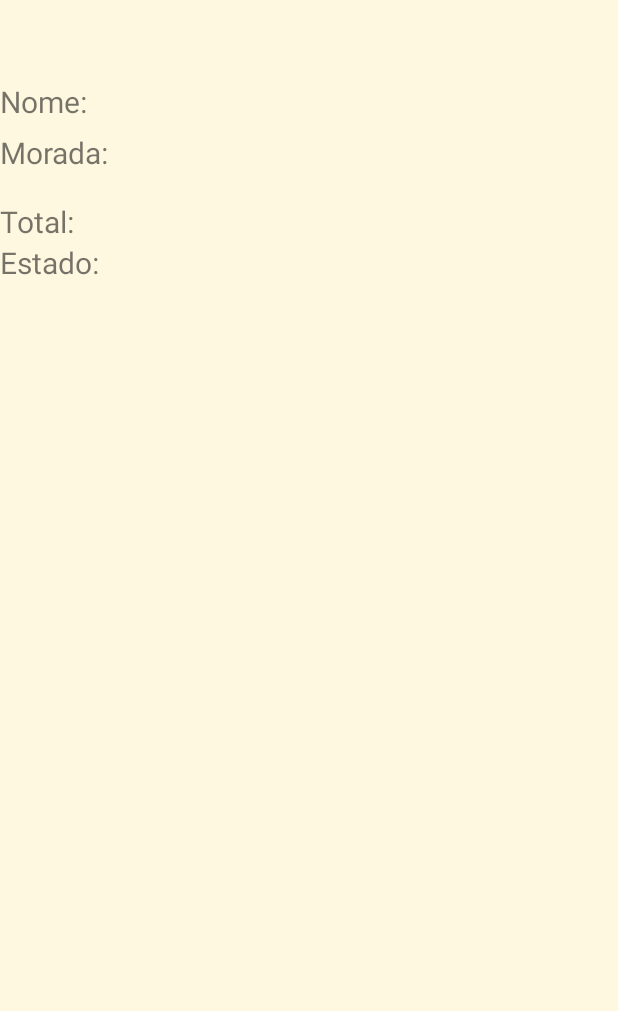
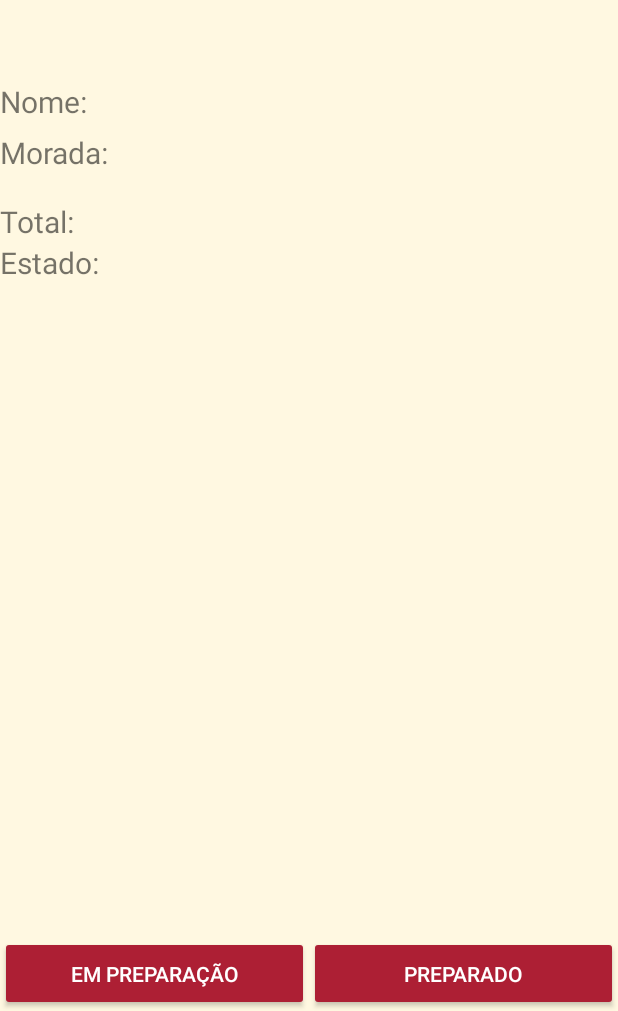
Before and after one commit to tqs18-g205/android-client, an Android app: the OrderDetail screen opened directly, with no data from a screen before it, on a phone screen of 412 x 824 dp, the part 225-1236 px from its top. Run offline under Robolectric (Android 15) with nearby library versions, the phone set to English and light mode, and no system bars; our stand-ins replace Volley; network calls fail.

Commit message:
Added state changes

```diff
--- a/app/src/main/java/ua/pt/restaurantclient/OrderDetail.java
+++ b/app/src/main/java/ua/pt/restaurantclient/OrderDetail.java
@@ -7,22 +7,29 @@ import android.support.v7.widget.DividerItemDecoration;
 import android.support.v7.widget.LinearLayoutManager;
 import android.support.v7.widget.RecyclerView;
 import android.util.Log;
+import android.view.View;
+import android.widget.Button;
 import android.widget.TextView;
 
+import com.android.volley.AuthFailureError;
 import com.android.volley.Request;
 import com.android.volley.RequestQueue;
 import com.android.volley.Response;
 import com.android.volley.VolleyError;
+import com.android.volley.toolbox.JsonObjectRequest;
 import com.android.volley.toolbox.StringRequest;
 import com.android.volley.toolbox.Volley;
 import com.google.gson.Gson;
 import com.google.gson.GsonBuilder;
 
+import org.json.JSONObject;
 import org.w3c.dom.Text;
 
 import java.util.ArrayList;
 import java.util.Arrays;
+import java.util.HashMap;
 import java.util.List;
+import java.util.Map;
 
 import ua.pt.restaurantclient.adapter.EncomendaAdapter;
 import ua.pt.restaurantclient.adapter.PratosAdapter;
@@ -34,6 +41,7 @@ import ua.pt.restaurantclient.model.Pratos;
 public class OrderDetail extends AppCompatActivity {
 
     private static final String ENDPOINT = "https://tqsnutri.herokuapp.com/api/restaurantes/1/encomendas/";
+
     private RequestQueue requestQueue;
     private Gson gson;
     private DetalhesEncomenda encomenda;
@@ -47,6 +55,9 @@ public class OrderDetail extends AppCompatActivity {
 
 
     private TextView nome, morada, total, estado;
+    private Button preparacao, preparado;
+
+    private String orderID;
 
     @Override
     protected void onCreate(Bundle savedInstanceState) {
@@ -71,10 +82,28 @@ public class OrderDetail extends AppCompatActivity {
         total = (TextView) findViewById(R.id.total_value);
         estado = (TextView) findViewById(R.id.estado_value);
 
+        preparacao = (Button) findViewById(R.id.preparacao);
+        preparado = (Button) findViewById(R.id.preparado);
+
+        preparacao.setOnClickListener(new View.OnClickListener() {
+            @Override
+            public void onClick(View v) {
+                updateOrder("2");
+            }
+        });
+
+        preparado.setOnClickListener(new View.OnClickListener() {
+            @Override
+            public void onClick(View v) {
+                updateOrder("3");
+            }
+        });
+
         GsonBuilder gsonBuilder = new GsonBuilder();
         gson = gsonBuilder.create();
         requestQueue = Volley.newRequestQueue(getApplicationContext());
-        getOrderDetails(getIntent().getStringExtra("id"));
+        orderID = getIntent().getStringExtra("id");
+        getOrderDetails(orderID);
     }
 
     private void getOrderDetails(String id) {
@@ -85,12 +114,14 @@ public class OrderDetail extends AppCompatActivity {
     private final Response.Listener<String> onDetailsLoaded = new Response.Listener<String>() {
         @Override
         public void onResponse(String response) {
+
             encomenda = gson.fromJson(response, DetalhesEncomenda.class);
             nome.setText(encomenda.getEncomenda().getCliente().getNome());
             morada.setText(encomenda.getEncomenda().getCliente().getMorada().toString());
             total.setText(encomenda.getEncomenda().getTotal()+"€");
             estado.setText(encomenda.getEstado().getDescricao());
             List<Pratos> pratos = Arrays.asList(encomenda.getPratos());
+            pratoList.clear();
             pratoList.addAll(pratos);
             adapter.notifyDataSetChanged();
 
@@ -102,4 +133,44 @@ public class OrderDetail extends AppCompatActivity {
             Log.e("Volley", error.toString());
         }
     };
+
+
+    private final Response.Listener<String> onStatusChanged = new Response.Listener<String>() {
+        @Override
+        public void onResponse(String response) {
+            getOrderDetails(orderID);
+
+        }
+    };
+
+    private final Response.ErrorListener onStatusError = new Response.ErrorListener() {
+        @Override
+        public void onErrorResponse(VolleyError error) {
+            Log.e("Volley", error.toString());
+        }
+    };
+
+
+    private void updateOrder(final String id) {
+
+        Map<String, String> params = new HashMap();
+        params.put("estado", id);
+
+        JSONObject parameters = new JSONObject(params);
+
+        JsonObjectRequest jsonRequest = new JsonObjectRequest(Request.Method.PUT, ENDPOINT+orderID, parameters, new Response.Listener<JSONObject>() {
+            @Override
+            public void onResponse(JSONObject response) {
+                getOrderDetails(orderID);
+            }
+        }, new Response.ErrorListener() {
+            @Override
+            public void onErrorResponse(VolleyError error) {
+                error.printStackTrace();
+            }
+        });
+
+        Volley.newRequestQueue(this).add(jsonRequest);
+
+    }
 }
--- a/app/src/main/res/layout/activity_order_detail.xml
+++ b/app/src/main/res/layout/activity_order_detail.xml
@@ -105,8 +105,41 @@
             android:text=""
             android:textSize="20sp" />
 
+        <LinearLayout
+            android:layout_width="match_parent"
+            android:layout_height="match_parent"
+            android:layout_alignParentStart="true"
+            android:layout_alignParentTop="true"
+            android:gravity="bottom">
+
+            <Button
+                android:id="@+id/preparacao"
+                style="?android:attr/buttonStyleSmall"
+                android:layout_height="50dp"
+                android:layout_alignParentBottom="true"
+                android:layout_alignParentRight="true"
+                android:layout_weight="0.5"
+                android:layout_width="0dp"
+                android:text="Em preparação"
+                android:backgroundTint="#ad1f34"
+                android:textColor="#FFFFFF"/>
+
+            <Button
+                android:id="@+id/preparado"
+                style="?android:attr/buttonStyleSmall"
+                android:layout_width="0dp"
+                android:layout_height="50dp"
+                android:layout_alignParentBottom="true"
+                android:layout_weight="0.5"
+                android:text="Preparado"
+                android:backgroundTint="#ad1f34"
+                android:textColor="#FFFFFF"/>
+
+
+        </LinearLayout>
+
+
     </RelativeLayout>
 
 
-
 </LinearLayout >
```
